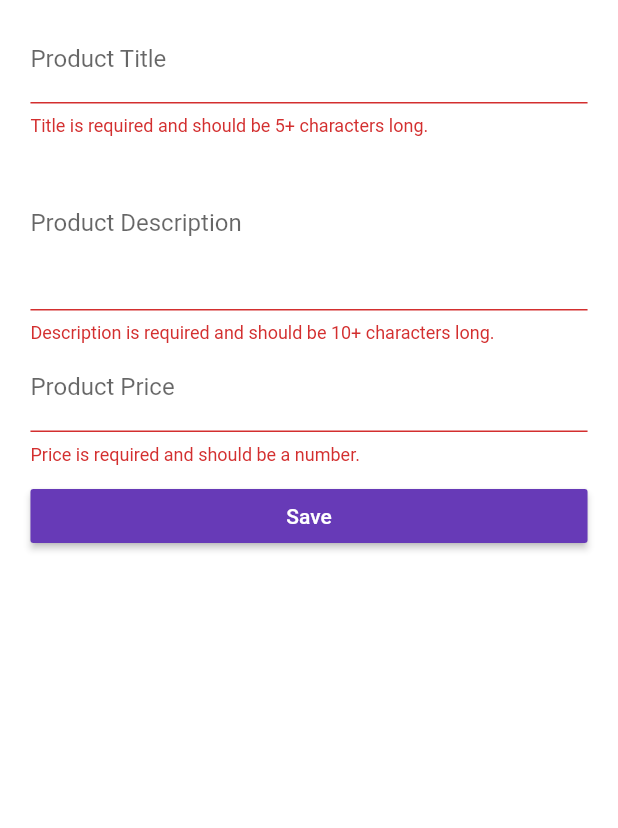
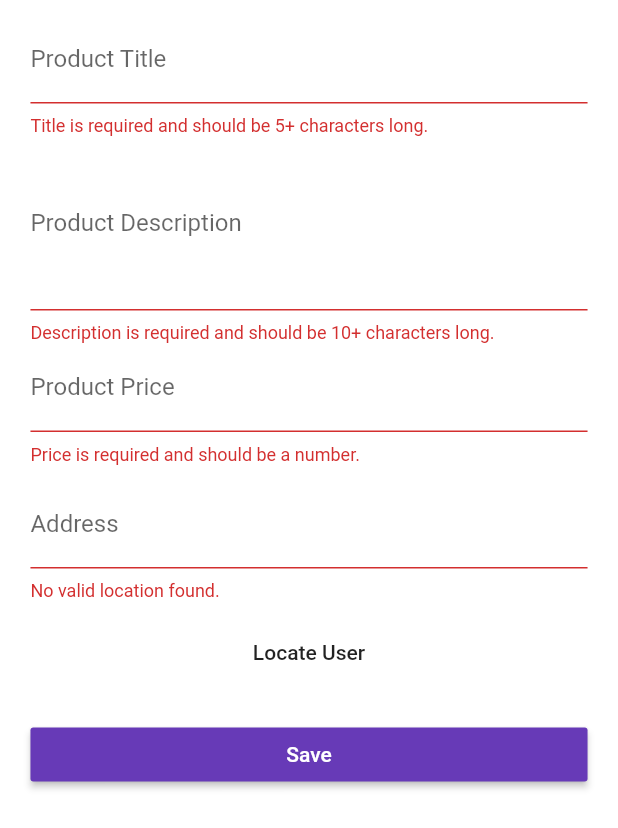
Before and after one commit to jstl1025/First_Flutter_App, a Flutter app: the ProductEditPage screen opened directly, after a tap on "Save", on a phone screen of 412 x 824 dp. Shown: the top 828 px of the screen. Run offline on Flutter 3.47's test engine with Material 2 defaults, Android fonts, the phone set to English and light mode, and no system bars; our stand-ins replace location, rxdart, shared_preferences; missing offline and left inert: map_view; accounts and stored records are empty; statements that could not run were skipped.

Commit message:
Added google map for product

```diff
--- a/lib/main.dart
+++ b/lib/main.dart
@@ -1,5 +1,6 @@
 import 'package:first_app/pages/products_admin.dart';
 import 'package:flutter/material.dart';
+import 'package:map_view/map_view.dart';
 // import 'package:flutter/rendering.dart';
 
 import 'package:scoped_model/scoped_model.dart';
@@ -11,6 +12,7 @@ import './scoped-models/main.dart';
 import './models/product.dart';
 
 void main() {
+  MapView.setApiKey('AIzaSyC65WO5PPATtr9lINgzZ6kvIptKy9Q9FU8');
   runApp(MyApp());
 }
 
--- /dev/null
+++ b/lib/models/location_data.dart
@@ -0,0 +1,7 @@
+class LocationData {
+  final double latitude;
+  final double longitude;
+  final String address;
+
+  LocationData({this.latitude, this.longitude, this.address});
+}
--- a/lib/models/product.dart
+++ b/lib/models/product.dart
@@ -1,3 +1,4 @@
+import 'package:first_app/models/location_data.dart';
 import 'package:flutter/material.dart';
 
 class Product {
@@ -9,6 +10,7 @@ class Product {
   final String userEmail;
   final String userId;
   final bool isFavorite;
+  final LocationData location;
 
   Product(
       {@required this.id,
@@ -18,5 +20,6 @@ class Product {
       @required this.image,
       @required this.userEmail,
       @required this.userId,
+      @required this.location,
       this.isFavorite = false});
 }
--- a/lib/pages/product_edit.dart
+++ b/lib/pages/product_edit.dart
@@ -4,6 +4,8 @@ import 'package:scoped_model/scoped_model.dart';
 
 import '../models/product.dart';
 import '../scoped-models/main.dart';
+import '../widgets/form_inputs/location.dart';
+import '../models/location_data.dart';
 
 class ProductEditPage extends StatefulWidget {
   @override
@@ -17,7 +19,8 @@ class _ProductEditPageState extends State<ProductEditPage> {
     'title': null,
     'description': null,
     'price': null,
-    'image': 'assets/food.jpg'
+    'image': 'assets/food.jpg',
+    'location': null
   };
   final GlobalKey<FormState> _formKey = GlobalKey<FormState>();
 
@@ -108,12 +111,20 @@ class _ProductEditPageState extends State<ProductEditPage> {
               SizedBox(
                 height: 10.0,
               ),
+              LocationInput(_setLocation, product),
+              SizedBox(
+                height: 10.0,
+              ),
               _buildSubmitButton(),
             ],
           ),
         ),
       ),
     );
+  }
+
+  void _setLocation(LocationData locData) {
+    _formData['location'] = locData;
   }
 
   void _submitForm(Function addProduct, Function updateProduct,
@@ -123,12 +134,9 @@ class _ProductEditPageState extends State<ProductEditPage> {
     }
     _formKey.currentState.save();
     if (selectedProductIndex == -1) {
-      addProduct(
-        _formData['title'],
-        _formData['description'],
-        _formData['image'],
-        _formData['price'],
-      ).then((bool success) {
+      addProduct(_formData['title'], _formData['description'],
+              _formData['image'], _formData['price'], _formData['location'])
+          .then((bool success) {
         if (success) {
           Navigator.pushReplacementNamed(context, '/products')
               .then((_) => setSelectedProduct(null));
@@ -155,6 +163,7 @@ class _ProductEditPageState extends State<ProductEditPage> {
         _formData['description'],
         _formData['image'],
         _formData['price'],
+        _formData['location'],
       ).then((_) => Navigator.pushReplacementNamed(context, '/products')
           .then((_) => setSelectedProduct(null)));
     }
--- a/lib/scoped-models/connected_products.dart
+++ b/lib/scoped-models/connected_products.dart
@@ -1,6 +1,7 @@
 import 'dart:convert';
 import 'dart:async';
 
+import 'package:first_app/models/location_data.dart';
 import 'package:scoped_model/scoped_model.dart';
 import 'package:http/http.dart' as http;
 import 'package:shared_preferences/shared_preferences.dart';
@@ -54,8 +55,8 @@ mixin ProductsModel on ConnectedProductsModel {
     return _showFavorites;
   }
 
-  Future<bool> addProduct(
-      String title, String description, String image, double price) async {
+  Future<bool> addProduct(String title, String description, String image,
+      double price, LocationData locData) async {
     _isLoading = true;
     notifyListeners();
     final Map<String, dynamic> productData = {
@@ -66,6 +67,9 @@ mixin ProductsModel on ConnectedProductsModel {
       'price': price,
       'userEmail': _authenticatedUser.email,
       'userId': _authenticatedUser.id,
+      'loc_lat': locData.latitude,
+      'loc_lng': locData.longitude,
+      'loc_address': locData.address
     };
     try {
       final http.Response response = await http.post(
@@ -84,6 +88,7 @@ mixin ProductsModel on ConnectedProductsModel {
           description: description,
           image: image,
           price: price,
+          location: locData,
           userEmail: _authenticatedUser.email,
           userId: _authenticatedUser.id);
       _products.add(newProduct);
@@ -103,7 +108,7 @@ mixin ProductsModel on ConnectedProductsModel {
   }
 
   Future<bool> updateProduct(
-      String title, String description, String image, double price) {
+      String title, String description, String image, double price, LocationData locData) {
     _isLoading = true;
     notifyListeners();
     final Map<String, dynamic> updateData = {
@@ -113,7 +118,10 @@ mixin ProductsModel on ConnectedProductsModel {
           'https://www.eatthis.com/wp-content/uploads/2017/10/dark-chocolate-bar-squares.jpg',
       'price': price,
       'userEmail': selectedProduct.userEmail,
-      'userId': selectedProduct.userId
+      'userId': selectedProduct.userId,
+      'loc_lat': locData.latitude,
+      'loc_lng': locData.longitude,
+      'loc_address': locData.address
     };
     return http
         .put(
@@ -127,6 +135,7 @@ mixin ProductsModel on ConnectedProductsModel {
           description: description,
           image: image,
           price: price,
+          location: locData,
           userEmail: selectedProduct.userEmail,
           userId: selectedProduct.userId);
       _products[selectedProductIndex] = updatedProduct;
@@ -181,6 +190,10 @@ mixin ProductsModel on ConnectedProductsModel {
             description: productData['description'],
             image: productData['image'],
             price: productData['price'],
+            location: LocationData(
+                address: productData['loc_address'],
+                latitude: productData['loc_lat'],
+                longitude: productData['loc_lng']),
             userEmail: productData['userEmail'],
             userId: productData['userId'],
             isFavorite: productData['wishlistUsers'] == null
@@ -213,6 +226,7 @@ mixin ProductsModel on ConnectedProductsModel {
         description: selectedProduct.description,
         price: selectedProduct.price,
         image: selectedProduct.image,
+        location: selectedProduct.location,
         userEmail: selectedProduct.userEmail,
         userId: selectedProduct.userId,
         isFavorite: newFavoriteStatus);
@@ -234,6 +248,7 @@ mixin ProductsModel on ConnectedProductsModel {
           description: selectedProduct.description,
           price: selectedProduct.price,
           image: selectedProduct.image,
+          location: selectedProduct.location,
           userEmail: selectedProduct.userEmail,
           userId: selectedProduct.userId,
           isFavorite: !newFavoriteStatus);
@@ -244,8 +259,9 @@ mixin ProductsModel on ConnectedProductsModel {
 
   void selectProduct(String productId) {
     _selProductId = productId;
-
-    notifyListeners();
+    if (productId != null) {
+      notifyListeners();
+    }
   }
 
   void toggleDisplayMode() {
--- /dev/null
+++ b/lib/widgets/form_inputs/location.dart
@@ -0,0 +1,154 @@
+import 'dart:convert';
+import 'package:first_app/models/product.dart';
+import 'package:flutter/material.dart';
+import 'package:map_view/map_view.dart';
+import 'package:http/http.dart' as http;
+import 'package:location/location.dart' as geoloc;
+
+import '../helpers/ensure-visible.dart';
+import '../../models/location_data.dart';
+
+class LocationInput extends StatefulWidget {
+  final Function setLocation;
+  final Product product;
+
+  LocationInput(this.setLocation, this.product);
+
+  @override
+  State<StatefulWidget> createState() {
+    return _LocationInputState();
+  }
+}
+
+class _LocationInputState extends State<LocationInput> {
+  Uri _staticMapUri;
+  LocationData _locationData;
+  final FocusNode _addressInputFocusNode = FocusNode();
+  final TextEditingController _addressInputController = TextEditingController();
+
+  @override
+  void initState() {
+    _addressInputFocusNode.addListener(_updateLocation);
+    if (widget.product != null) {
+      _getStaticMap(widget.product.location.address, geocode: false);
+    }
+    super.initState();
+  }
+
+  @override
+  void dispose() {
+    _addressInputFocusNode.removeListener(_updateLocation);
+    super.dispose();
+  }
+
+  void _getStaticMap(String address,
+      {bool geocode = true, double lat, double lng}) async {
+    if (address.isEmpty) {
+      setState(() {
+        _staticMapUri = null;
+      });
+      widget.setLocation(null);
+      return;
+    }
+    if (geocode) {
+      final Uri uri = Uri.https(
+        'map.googleapis.com',
+        '/maps/api/geocode/json',
+        {'address': address, 'key': 'AIzaSyC65WO5PPATtr9lINgzZ6kvIptKy9Q9FU8'},
+      );
+      final http.Response response = await http.get(uri);
+      final decodedResponse = json.decode(response.body);
+      final formattedAddress =
+          decodedResponse['results'][0]['formatted_address'];
+      final coords = decodedResponse['results'][0]['geometry']['location'];
+      final LocationData _locationData = LocationData(
+          latitude: coords['lat'],
+          longitude: coords['lng'],
+          address: formattedAddress);
+    } else if (lat == null && lng == null) {
+      _locationData = widget.product.location;
+    } else {
+      _locationData =
+          LocationData(address: address, latitude: lat, longitude: lng);
+    }
+    if (mounted) {
+      final StaticMapProvider staticMapProvider =
+          StaticMapProvider('AIzaSyC65WO5PPATtr9lINgzZ6kvIptKy9Q9FU8');
+
+      final Uri staticMapUri = staticMapProvider.getStaticUriWithMarkers([
+        Marker('position', 'Postion', _locationData.latitude,
+            _locationData.longitude)
+      ],
+          center: Location(_locationData.latitude, _locationData.longitude),
+          width: 500,
+          height: 300,
+          maptype: StaticMapViewType.roadmap);
+      widget.setLocation(_locationData);
+      setState(() {
+        _addressInputController.text = _locationData.address;
+        _staticMapUri = staticMapUri;
+      });
+    }
+  }
+
+  Future<String> _getAddress(double lat, double lng) async {
+    final Uri uri = Uri.https(
+      'map.googleapis.com',
+      '/maps/api/geocode/json',
+      {
+        'latlng': '${lat.toString()},${lng.toString()}',
+        'key': 'AIzaSyC65WO5PPATtr9lINgzZ6kvIptKy9Q9FU8'
+      },
+    );
+    final http.Response response = await http.get(uri);
+    final decodedResponse = json.decode(response.body);
+    return decodedResponse['results'][0]['formatted_address'];
+  }
+
+  void _getUserLocation() async {
+    final location = geoloc.Location();
+    final currentLocation = await location.getLocation();
+    final address =
+        await _getAddress(currentLocation.latitude, currentLocation.longitude);
+    _getStaticMap(address,
+        geocode: false,
+        lat: currentLocation.latitude,
+        lng: currentLocation.longitude);
+  }
+
+  void _updateLocation() {
+    if (!_addressInputFocusNode.hasFocus) {
+      _getStaticMap(_addressInputController.text);
+    }
+  }
+
+  @override
+  Widget build(BuildContext context) {
+    return Column(
+      children: <Widget>[
+        EnsureVisibleWhenFocused(
+          focusNode: _addressInputFocusNode,
+          child: TextFormField(
+            focusNode: _addressInputFocusNode,
+            controller: _addressInputController,
+            validator: (String vallue) {
+              if (_locationData == null || vallue.isEmpty) {
+                return 'No valid location found.';
+              }
+            },
+            decoration: InputDecoration(labelText: 'Address'),
+          ),
+        ),
+        SizedBox(height: 10.0),
+        FlatButton(
+          child: Text('Locate User'),
+          onPressed: _getUserLocation,
+        ),
+        SizedBox(height: 10.0),
+        _staticMapUri == null
+            ? Container()
+            : Image.network(_staticMapUri.toString())
+      ],
+    );
+  }
+}
--- /dev/null
+++ b/lib/widgets/helpers/ensure-visible.dart
@@ -0,0 +1,86 @@
+import 'dart:async';
+
+import 'package:flutter/rendering.dart';
+import 'package:flutter/widgets.dart';
+import 'package:meta/meta.dart';
+
+class EnsureVisibleWhenFocused extends StatefulWidget {
+  const EnsureVisibleWhenFocused({
+    Key key,
+    @required this.child,
+    @required this.focusNode,
+    this.curve: Curves.ease,
+    this.duration: const Duration(milliseconds: 100),
+  }) : super(key: key);
+
+  /// The node we will monitor to determine if the child is focused
+  final FocusNode focusNode;
+
+  /// The child widget that we are wrapping
+  final Widget child;
+
+  /// The curve we will use to scroll ourselves into view.
+  ///
+  /// Defaults to Curves.ease.
+  final Curve curve;
+
+  /// The duration we will use to scroll ourselves into view
+  ///
+  /// Defaults to 100 milliseconds.
+  final Duration duration;
+
+  EnsureVisibleWhenFocusedState createState() => new EnsureVisibleWhenFocusedState();
+}
+
+class EnsureVisibleWhenFocusedState extends State<EnsureVisibleWhenFocused> {
+  @override
+  void initState() {
+    super.initState();
+    widget.focusNode.addListener(_ensureVisible);
+  }
+
+  @override
+  void dispose() {
+    super.dispose();
+    widget.focusNode.removeListener(_ensureVisible);
+  }
+
+  Future<Null> _ensureVisible() async {
+    // Wait for the keyboard to come into view
+    // TODO: position doesn't seem to notify listeners when metrics change,
+    // perhaps a NotificationListener around the scrollable could avoid
+    // the need insert a delay here.
+    await Future.delayed(const Duration(milliseconds: 300));
+
+    if (!widget.focusNode.hasFocus)
+      return;
+
+    final RenderObject object = context.findRenderObject();
+    final RenderAbstractViewport viewport = RenderAbstractViewport.of(object);
+    assert(viewport != null);
+
+    ScrollableState scrollableState = Scrollable.of(context);
+    assert(scrollableState != null);
+
+    ScrollPosition position = scrollableState.position;
+    double alignment;
+    if (position.pixels > viewport.getOffsetToReveal(object, 0.0).offset) {
+      // Move down to the top of the viewport
+      alignment = 0.0;
+    } else if (position.pixels < viewport.getOffsetToReveal(object, 1.0).offset) {
+      // Move up to the bottom of the viewport
+      alignment = 1.0;
+    } else {
+      // No scrolling is necessary to reveal the child
+      return;
+    }
+    position.ensureVisible(
+      object,
+      alignment: alignment,
+      duration: widget.duration,
+      curve: widget.curve,
+    );
+  }
+
+  Widget build(BuildContext context) => widget.child;
+}
--- a/lib/widgets/products/product_card.dart
+++ b/lib/widgets/products/product_card.dart
@@ -71,7 +71,7 @@ class ProductCard extends StatelessWidget {
             placeholder: AssetImage('assets/food.jpg'),
           ),
           _buildTitlePriceRow(),
-          AddressTag('Union Square, San Francisco'),
+          AddressTag(product.location.address),
           Text(product.userEmail),
           _buildActionButtons(context),
         ],
--- a/pubspec.yaml
+++ b/pubspec.yaml
@@ -23,6 +23,8 @@ dependencies:
   http: ^0.12.0+2
   shared_preferences: ^0.5.3+2
   rxdart: ^0.23.1
+  map_view: ^0.0.14
+  location: ^2.3.5
 
 dev_dependencies:
   flutter_test:
```
Also changed, not shown: lib/pages/product.dart (+35 -8 lines), 4 other files.
